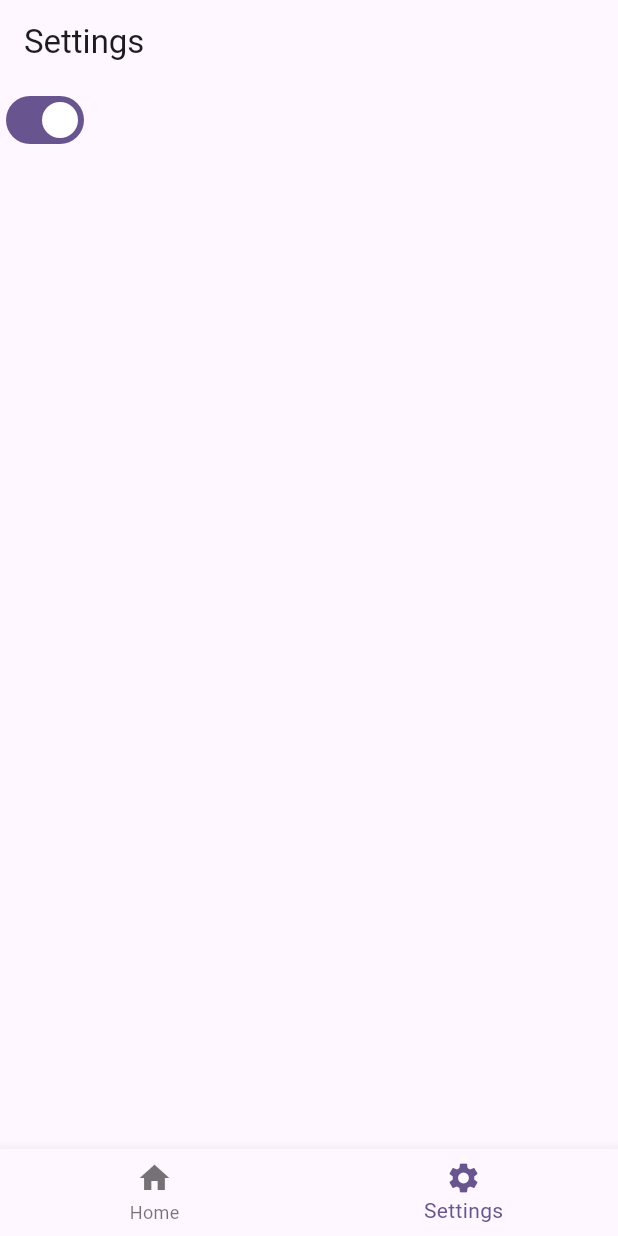
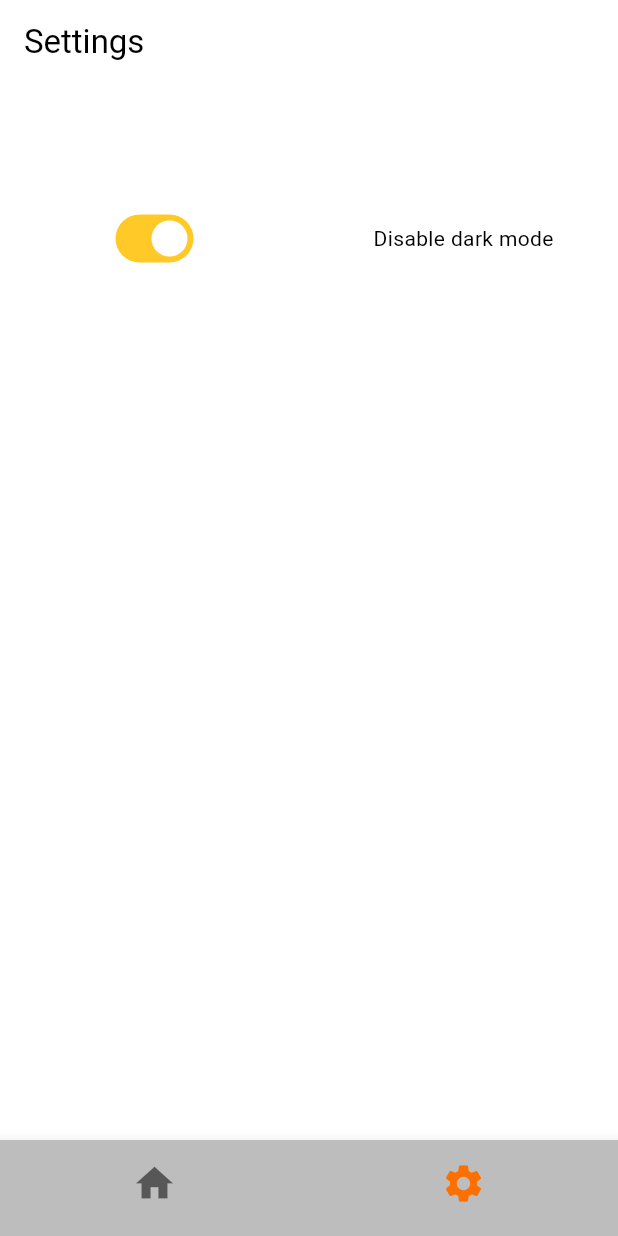
Before and after one commit to lucagaetani/money-up-down, a Flutter app: the screen it shows after launch, item 2 of the bottom bar chosen, on a phone screen of 412 x 824 dp. Run offline on Flutter 3.47's test engine with Material 3 defaults, Android fonts, the phone set to English and light mode, and no system bars.

Commit message:
HomePage, SettingsPage made

```diff
--- a/frontend/lib/components/settings_page.dart
+++ b/frontend/lib/components/settings_page.dart
@@ -1,5 +1,5 @@
 import 'package:flutter/material.dart';
-import 'package:money_app_down/components/theme_provider.dart';
+import 'package:frontend/components/theme_provider.dart';
 import 'package:provider/provider.dart';
 
 class SettingsPage extends StatefulWidget {
@@ -8,19 +8,25 @@ class SettingsPage extends StatefulWidget {
 }
 
 class _SettingsPage extends State<SettingsPage> {
-  bool light = true;
+  bool dark = true;
   @override
   Widget build(BuildContext context) {
 
     return Scaffold(
       appBar:
         AppBar(title: Text("Settings")),
-      body: Switch(value: light, onChanged: (a) => {
+      body: GridView.count(
+        crossAxisCount: 2,
+        children: [
+          Switch(value: dark, onChanged: (a) => {
             Provider.of<ThemeProvider>(context, listen: false).toggleTheme(),
             setState(() {
-              light = !light;
+              dark = !dark;
             })
-          })
+          }),
+          Center(child: Text(dark ? "Disable dark mode" : "Enable dark mode"))
+        ],
+      )
     );
   }
 }
--- a/frontend/lib/components/theme_provider.dart
+++ b/frontend/lib/components/theme_provider.dart
@@ -1,5 +1,5 @@
 import 'package:flutter/material.dart';
-import 'package:money_app_down/theme/theme.dart';
+import 'package:frontend/theme/theme.dart';
 
 class ThemeProvider with ChangeNotifier {
   ThemeData _themeData = lightMode;
--- a/frontend/lib/main.dart
+++ b/frontend/lib/main.dart
@@ -1,9 +1,18 @@
+import 'dart:developer';
+
 import 'package:flutter/material.dart';
-import 'package:money_app_down/components/home_page.dart';
-import 'package:money_app_down/components/settings_page.dart';
+import 'package:frontend/components/home_page.dart';
+import 'package:frontend/components/settings_page.dart';
+import 'package:frontend/components/theme_provider.dart';
+import 'package:provider/provider.dart';
 
 void main() {
-  runApp(const MyApp());
+  runApp(
+      ChangeNotifierProvider(
+        create: (context) => ThemeProvider(),
+        child: MyApp(),
+      ),
+  );
 }
 
 class MyApp extends StatelessWidget {
@@ -13,10 +22,7 @@ class MyApp extends StatelessWidget {
   Widget build(BuildContext context) {
     return MaterialApp(
       title: 'MUPDN',
-      theme: ThemeData(
-        colorScheme: ColorScheme.fromSeed(seedColor: Colors.deepPurple),
-        useMaterial3: true,
-      ),
+      theme: Provider.of<ThemeProvider>(context).themeData,
       home: const MyHomePage(),
     );
   }
@@ -55,7 +61,12 @@ class _MyHomePageState extends State<MyHomePage> {
             BottomNavigationBarItem(icon: Icon(Icons.home), label: "Home"),
             BottomNavigationBarItem(icon: Icon(Icons.settings), label: "Settings"),
           ],
+          selectedIconTheme: IconThemeData(color: Theme.of(context).colorScheme.tertiary),
+          showSelectedLabels: false,
+          showUnselectedLabels: false,
+          iconSize: 30,
           currentIndex: selectedIndex,
+          backgroundColor: Theme.of(context).colorScheme.secondary,
           onTap: (selectedIndex) => {changeIndex(selectedIndex)},
         )
       ],
--- a/frontend/lib/theme/theme.dart
+++ b/frontend/lib/theme/theme.dart
@@ -3,9 +3,11 @@ import 'package:flutter/material.dart';
 ThemeData lightMode = ThemeData(
   brightness: Brightness.light,
   colorScheme: ColorScheme.light(
-    background: Colors.grey.shade400,
-    primary: Colors.grey.shade300,
-    secondary: Colors.grey.shade200,
+    background: Colors.grey.shade100,
+    primary: Colors.amber.shade400,
+    secondary: Colors.grey.shade400,
+    tertiary: Colors.amber.shade900,
+
   ),
 );
 
@@ -13,7 +15,8 @@ ThemeData darkMode = ThemeData(
   brightness: Brightness.dark,
   colorScheme: ColorScheme.dark(
     background: Colors.grey.shade900,
-    primary: Colors.grey.shade800,
+    primary: Colors.red.shade600,
     secondary: Colors.grey.shade700,
+    tertiary: Colors.red.shade800,
   ),
 );
--- a/frontend/pubspec.yaml
+++ b/frontend/pubspec.yaml
@@ -1,4 +1,4 @@
-name: money_app_down
+name: frontend
 description: A new Flutter project.
 
 publish_to: 'none' # Remove this line if you wish to publish to pub.dev
```
Also changed, not shown: frontend/analysis_options.yaml (+7 -24 lines), frontend/lib/components/add_remove_page.dart (added, +33 -0 lines), frontend/lib/components/circle_money.dart (added, +26 -0 lines), frontend/lib/components/home_page.dart (+24 -2 lines), 1 other file.
